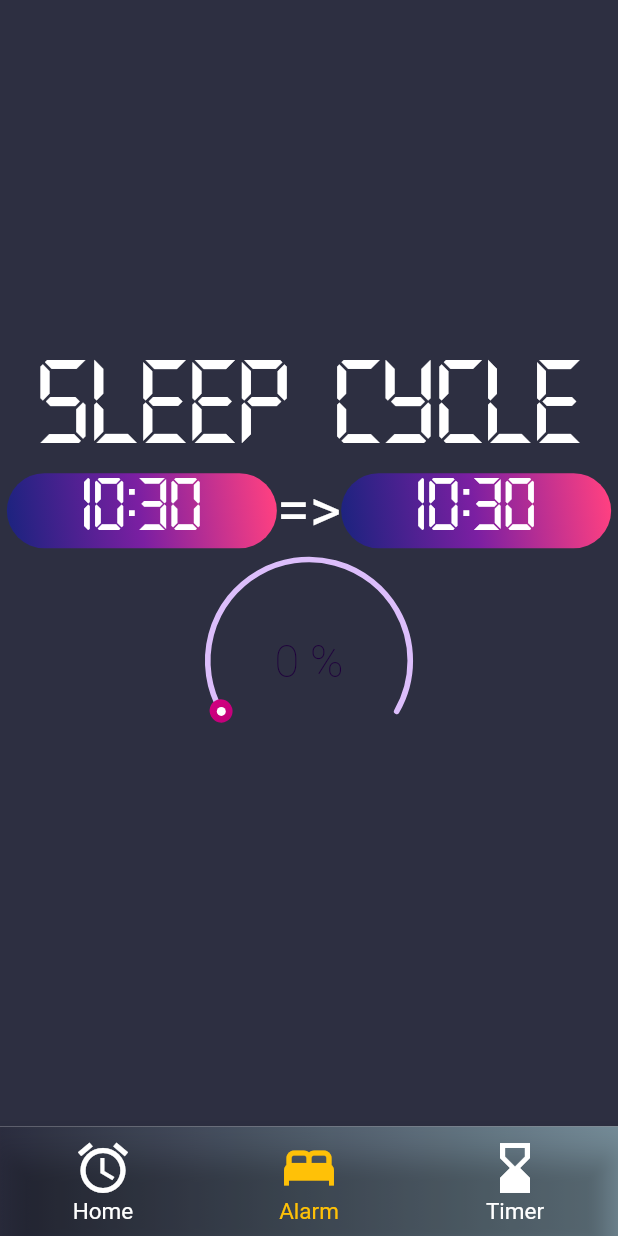
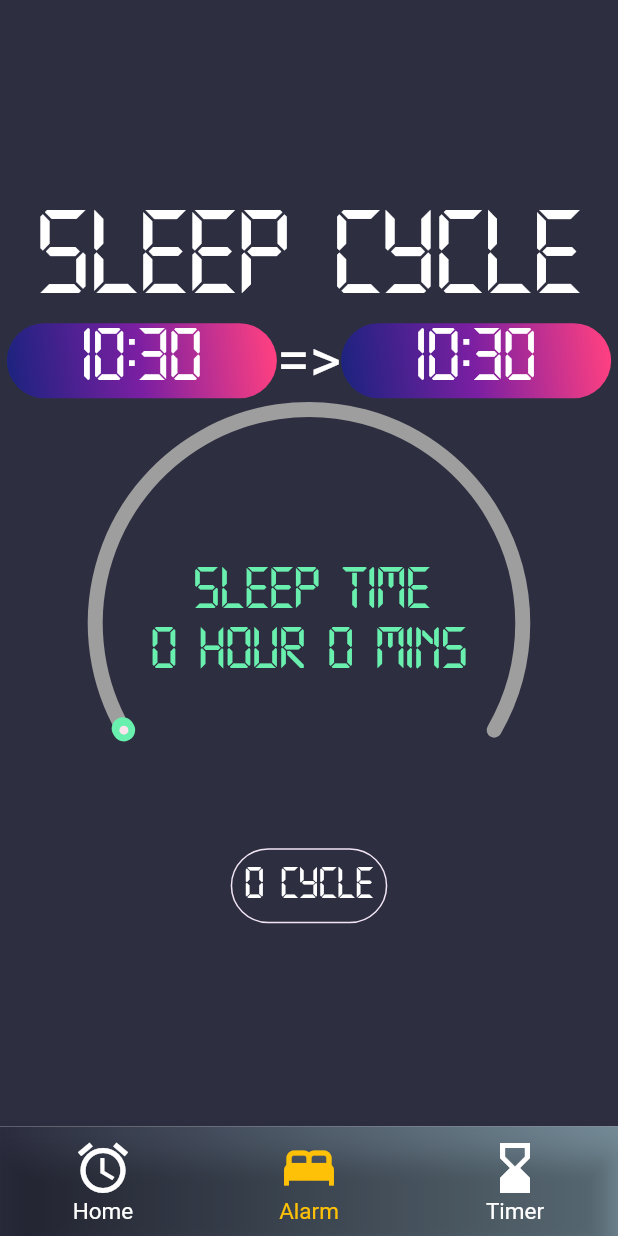
Before and after one commit to PoonwannadoCoding/Planner-app, a Flutter app: the screen it shows after launch, item 2 of the bottom bar chosen, on a phone screen of 412 x 824 dp. Run offline on Flutter 3.47's test engine with Material 2 defaults, Android fonts, the phone set to English and light mode, and no system bars; drawn by our look-alikes of sleek_circular_slider; our stand-ins replace audioplayers, calendar_timeline, numberpicker, percent_indicator; missing offline and left inert: clock_loader, slide_digital_clock.

Commit message:
add button inorder to add cycle incase lazy to slide the bar

```diff
--- a/lib/alarm.dart
+++ b/lib/alarm.dart
@@ -14,11 +14,21 @@ class AlarmScreen extends StatefulWidget {
 class alarmScreenState extends State<AlarmScreen>{
   String current_hour = DateTime.now().hour.toString();
   String current_min = DateTime.now().minute.toString();
-
+  double record_mins = 0;
   int awake_hour = DateTime.now().hour.toInt();
   int awake_min = DateTime.now().minute.toInt();
+  static int hh = 0;
+  static int mm = 0;
+  late String current_time;
 
-  late String current_time;
+  int countcycle(){
+    if (record_mins~/60 > 1){
+      return (record_mins~/60)-1;
+    } else {
+      return (record_mins~/60);
+    }
+
+  }
 
   void initState(){
     current_time = "$current_hour:$current_min";
@@ -79,7 +89,7 @@ class alarmScreenState extends State<AlarmScreen>{
                     child: Center(
                       child: Text(
                         "$current_time",
-                        style: TextStyle(
+                        style: const TextStyle(
                             fontSize: 50,
                             fontFamily: 'Technology',
                             color: Colors.white
@@ -89,7 +99,7 @@ class alarmScreenState extends State<AlarmScreen>{
                   ),
 
                   Container(
-                    child: Text(
+                    child: const Text(
                       "=>",
                       style: TextStyle(
                           fontSize: 40,
@@ -133,22 +143,105 @@ class alarmScreenState extends State<AlarmScreen>{
 
             Container(
               child: SleekCircularSlider(
+                appearance: CircularSliderAppearance(
+                    size: 300,
+                    customColors: CustomSliderColors(
+                      trackColor: Colors.grey,
+                      progressBarColors: record_mins%90==0?
+                      [Colors.greenAccent,Colors.greenAccent]:
+                      [Colors.pinkAccent, Colors.pink.shade900],
+                      dotColor: Colors.pink.shade50,
+                    ),
+                    customWidths: CustomSliderWidths(
+                        trackWidth: 10,
+                        progressBarWidth: 15,
+                        shadowWidth: 20
+                    ),
+                    infoProperties: InfoProperties(
+                        mainLabelStyle: TextStyle(
+                          fontFamily: 'Technology',
+                          fontSize: 40,
+                          color: record_mins%90==0?
+                              Colors.greenAccent:
+                              Colors.white
+                        ),
+
+                      modifier: (double mins){
+                        hh = record_mins~/60;
+                        mm = (record_mins%60).toInt();
+                        return "\t\tSleep time\n$hh hour $mm mins";
+                      }
+                    ),
+                ),
+
+
+
                 min: 0,
                 max: 1440,
-                initialValue: 0,
+                initialValue: record_mins,
                 onChange: (double mins){
                   setState(() {
-                    if ((awake_hour + mins/60).toInt() < 24){
-                      awake_hour = (awake_hour + mins/60).toInt();
+                    record_mins = mins.toDouble();
+                    awake_hour = DateTime.now().hour.toInt();
+                    awake_min = DateTime.now().minute.toInt();
+                    if ((awake_hour + record_mins/60).toInt() < 24){
+                      awake_hour = (awake_hour + record_mins/60).toInt();
                     } else {
-                      awake_hour = 0;
+                      awake_hour = awake_hour + record_mins~/60.toInt() - 24;
                     }
 
-                    if ((awake_min + mins%60).toInt() < 60){
-                      awake_min = (awake_min + mins%60).toInt();
+                    if ((awake_min + record_mins%60).toInt() < 60){
+                      awake_min = (awake_min + record_mins%60).toInt();
                     } else {
-                      awake_min = 0;
+                      awake_min = (record_mins%60).toInt();
                     }
+
+
+                  });
+                },
+
+              ),
+            ),
+
+            Container(
+              decoration: BoxDecoration(
+                color: Color(0xFF2D2F41),
+
+                border: Border.all(color: Colors.purple.shade50),
+                borderRadius: const BorderRadius.all(Radius.circular(40)),
+              ),
+              child: TextButton(
+                child: Text("${countcycle()} Cycle",
+                  style:
+                  TextStyle(
+                    fontFamily: 'Technology',
+                    fontSize: 30,
+                    color: Colors.white
+                  ),
+                ),
+                onPressed: (){
+                  setState(() {
+                    if(record_mins + 90 < 1440) {
+                      record_mins = record_mins + 90;
+                    } else {
+                      record_mins = record_mins + 0;
+                    }
+
+                    awake_hour = DateTime.now().hour.toInt();
+                    awake_min = DateTime.now().minute.toInt();
+                    if ((awake_hour + record_mins/60).toInt() < 24){
+                      awake_hour = (awake_hour + record_mins/60).toInt();
+                    } else {
+                      awake_hour = awake_hour + record_mins~/60.toInt() - 24;
+                    }
+
+                    if ((awake_min + record_mins%60).toInt() < 60){
+                      awake_min = (awake_min + record_mins%60).toInt();
+                    } else {
+                      awake_min = (record_mins%60).toInt();
+                    }
+
+
 
 
                   });
```
